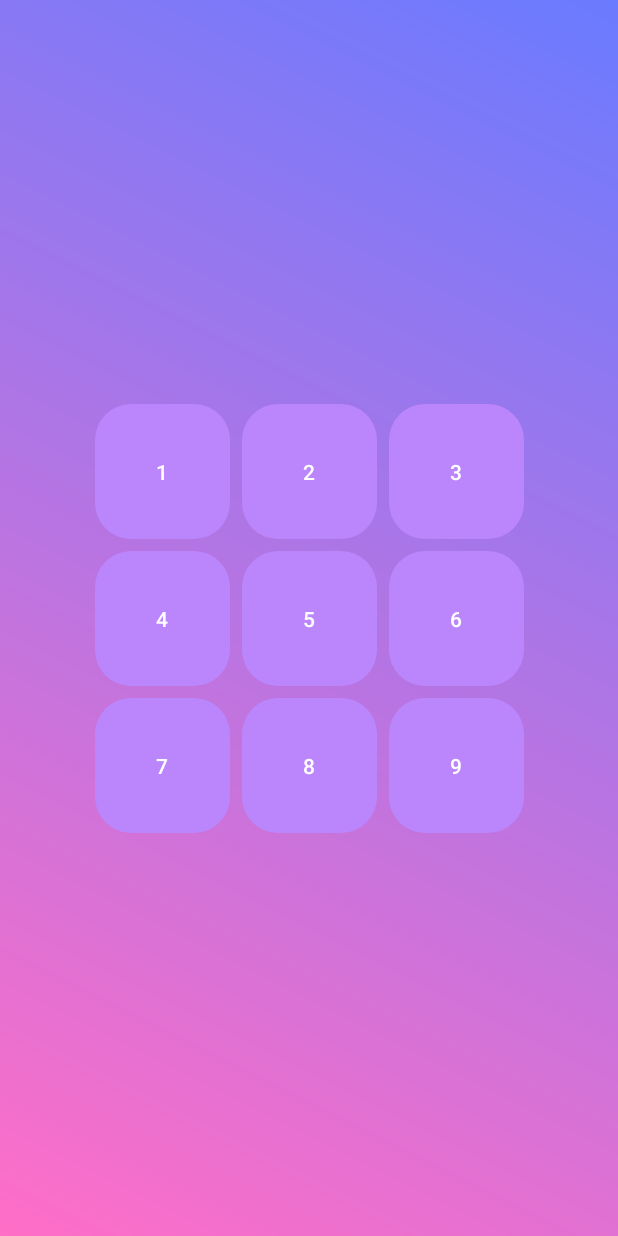
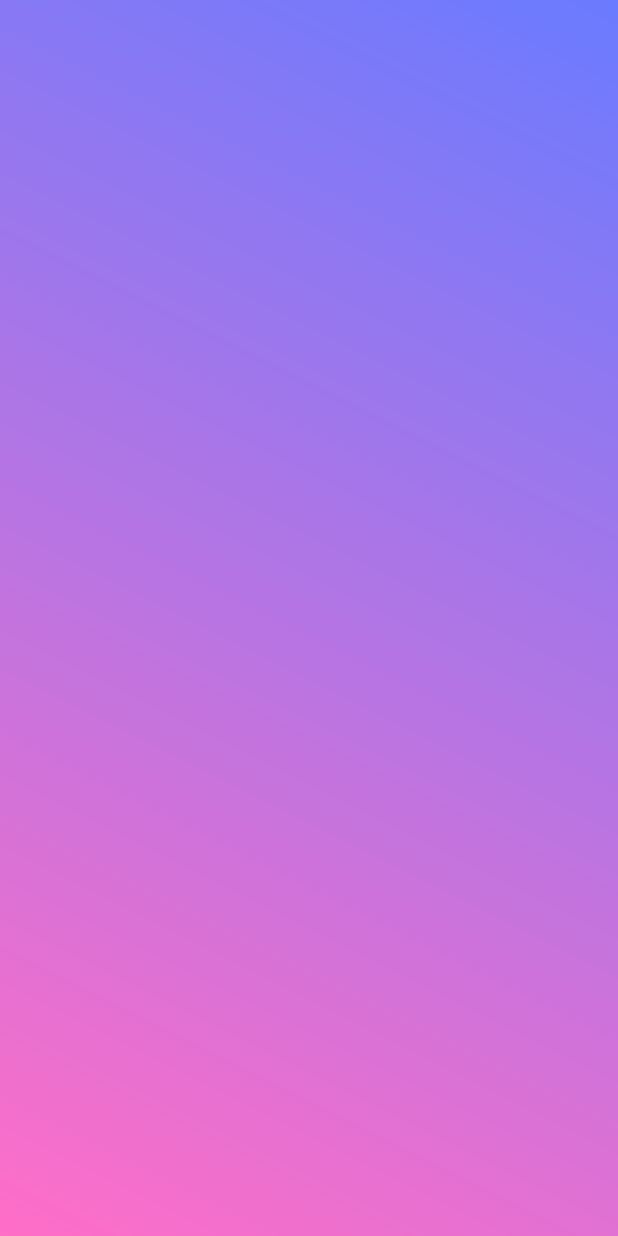
Before and after one commit to mariokhz/MusiKe, an Android app: the GameActivity screen opened directly, with no data from a screen before it, on a phone screen of 412 x 824 dp. Run offline under Robolectric (Android 15) with nearby library versions, the phone set to English and light mode, and no system bars.

Commit message:
botones cambio de actividad

```diff
--- a/app/src/main/res/layout/activity_game.xml
+++ b/app/src/main/res/layout/activity_game.xml
@@ -7,92 +7,4 @@
     android:layout_height="match_parent"
     android:background="@drawable/background_gradient"
     tools:context=".MainActivity">
-
-    <GridLayout
-        android:layout_width="wrap_content"
-        android:layout_height="wrap_content"
-        android:columnCount="3"
-        android:rowCount="3"
-        android:alignmentMode="alignMargins"
-        android:columnOrderPreserved="false"
-        android:useDefaultMargins="true"
-        app:layout_constraintBottom_toBottomOf="parent"
-        app:layout_constraintEnd_toEndOf="parent"
-        app:layout_constraintStart_toStartOf="parent"
-        app:layout_constraintTop_toTopOf="parent">
-
-        <com.google.android.material.button.MaterialButton
-            android:id="@+id/button1"
-            android:layout_width="90dp"
-            android:layout_height="90dp"
-            app:backgroundTint="@null"
-            android:background="@drawable/button_selector"
-            android:text="1" />
-
-        <com.google.android.material.button.MaterialButton
-            android:id="@+id/button2"
-            android:layout_width="90dp"
-            android:layout_height="90dp"
-            app:backgroundTint="@null"
-            android:background="@drawable/button_selector"
-            android:text="2" />
-
-        <com.google.android.material.button.MaterialButton
-            android:id="@+id/button3"
-            android:layout_width="90dp"
-            android:layout_height="90dp"
-            app:backgroundTint="@null"
-            android:background="@drawable/button_selector"
-            android:text="3" />
-
-        <com.google.android.material.button.MaterialButton
-            android:id="@+id/button4"
-            android:layout_width="90dp"
-            android:layout_height="90dp"
-            app:backgroundTint="@null"
-            android:background="@drawable/button_selector"
-            android:text="4" />
-
-        <com.google.android.material.button.MaterialButton
-            android:id="@+id/button5"
-            android:layout_width="90dp"
-            android:layout_height="90dp"
-            app:backgroundTint="@null"
-            android:background="@drawable/button_selector"
-            android:text="5" />
-
-        <com.google.android.material.button.MaterialButton
-            android:id="@+id/button6"
-            android:layout_width="90dp"
-            android:layout_height="90dp"
-            app:backgroundTint="@null"
-            android:background="@drawable/button_selector"
-            android:text="6" />
-
-        <com.google.android.material.button.MaterialButton
-            android:id="@+id/button7"
-            android:layout_width="90dp"
-            android:layout_height="90dp"
-            app:backgroundTint="@null"
-            android:background="@drawable/button_selector"
-            android:text="7" />
-
-        <com.google.android.material.button.MaterialButton
-            android:id="@+id/button8"
-            android:layout_width="90dp"
-            android:layout_height="90dp"
-            app:backgroundTint="@null"
-            android:background="@drawable/button_selector"
-            android:text="8" />
-
-        <com.google.android.material.button.MaterialButton
-            android:id="@+id/button9"
-            android:layout_width="90dp"
-            android:layout_height="90dp"
-            app:backgroundTint="@null"
-            android:background="@drawable/button_selector"
-            android:text="9" />
-
-    </GridLayout>
-
 </androidx.constraintlayout.widget.ConstraintLayout>
--- a/app/src/main/res/layout/activity_main.xml
+++ b/app/src/main/res/layout/activity_main.xml
@@ -23,6 +23,7 @@
 
         <com.google.android.material.button.MaterialButton
             android:id="@+id/button1"
+            android:onClick="startGame"
             android:layout_width="90dp"
             android:layout_height="90dp"
             app:backgroundTint="@null"
@@ -31,6 +32,7 @@
 
         <com.google.android.material.button.MaterialButton
             android:id="@+id/button2"
+            android:onClick="startGame"
             android:layout_width="90dp"
             android:layout_height="90dp"
             app:backgroundTint="@null"
@@ -39,6 +41,7 @@
 
         <com.google.android.material.button.MaterialButton
             android:id="@+id/button3"
+            android:onClick="startGame"
             android:layout_width="90dp"
             android:layout_height="90dp"
             app:backgroundTint="@null"
@@ -47,6 +50,7 @@
 
         <com.google.android.material.button.MaterialButton
             android:id="@+id/button4"
+            android:onClick="startGame"
             android:layout_width="90dp"
             android:layout_height="90dp"
             app:backgroundTint="@null"
@@ -55,6 +59,7 @@
 
         <com.google.android.material.button.MaterialButton
             android:id="@+id/button5"
+            android:onClick="startGame"
             android:layout_width="90dp"
             android:layout_height="90dp"
             app:backgroundTint="@null"
@@ -63,6 +68,7 @@
 
         <com.google.android.material.button.MaterialButton
             android:id="@+id/button6"
+            android:onClick="startGame"
             android:layout_width="90dp"
             android:layout_height="90dp"
             app:backgroundTint="@null"
@@ -71,6 +77,7 @@
 
         <com.google.android.material.button.MaterialButton
             android:id="@+id/button7"
+            android:onClick="startGame"
             android:layout_width="90dp"
             android:layout_height="90dp"
             app:backgroundTint="@null"
@@ -79,6 +86,7 @@
 
         <com.google.android.material.button.MaterialButton
             android:id="@+id/button8"
+            android:onClick="startGame"
             android:layout_width="90dp"
             android:layout_height="90dp"
             app:backgroundTint="@null"
@@ -87,6 +95,7 @@
 
         <com.google.android.material.button.MaterialButton
             android:id="@+id/button9"
+            android:onClick="startGame"
             android:layout_width="90dp"
             android:layout_height="90dp"
             app:backgroundTint="@null"
```
